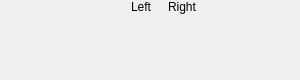
This is librecad/src/ui/components/status_bar/qg_mousewidget.ui in LibreCAD/LibreCAD as Qt 5 draws it before an edit. The edited form follows.
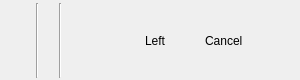
This is the edited form. Icons and pictures are not drawn.

Commit message: Status bar, grids, options, version check, fixes (#1901)

What changed in the file:
```diff
--- a/librecad/src/ui/components/status_bar/qg_mousewidget.ui
+++ b/librecad/src/ui/components/status_bar/qg_mousewidget.ui
@@ -19,72 +19,54 @@
   <property name="minimumSize">
    <size>
     <width>300</width>
-    <height>28</height>
+    <height>16</height>
    </size>
   </property>
   <property name="maximumSize">
    <size>
-    <width>500</width>
+    <width>900</width>
     <height>80</height>
    </size>
   </property>
   <property name="windowTitle">
    <string>Mouse</string>
   </property>
-  <layout class="QGridLayout" columnstretch="0,1,0,1">
+  <layout class="QHBoxLayout" name="horizontalLayout_2" stretch="0,0,1,0,1">
    <property name="leftMargin">
-    <number>2</number>
+    <number>0</number>
    </property>
    <property name="topMargin">
-    <number>0</number>
+    <number>1</number>
    </property>
    <property name="rightMargin">
-    <number>0</number>
+    <number>1</number>
    </property>
    <property name="bottomMargin">
     <number>0</number>
    </property>
-   <property name="spacing">
-    <number>5</number>
-   </property>
-   <item row="0" column="1">
-    <widget class="QLabel" name="lLeftButton">
+   <item alignment="Qt::AlignVCenter">
+    <widget class="QLabel" name="lCurrentAction">
      <property name="sizePolicy">
-      <sizepolicy hsizetype="Preferred" vsizetype="Preferred">
+      <sizepolicy hsizetype="Fixed" vsizetype="Fixed">
        <horstretch>0</horstretch>
        <verstretch>0</verstretch>
       </sizepolicy>
      </property>
      <property name="minimumSize">
       <size>
-       <width>0</width>
-       <height>27</height>
+       <width>28</width>
+       <height>28</height>
       </size>
      </property>
-     <property name="maximumSize">
-      <size>
-       <width>32767</width>
-       <height>80</height>
-      </size>
-     </property>
-     <property name="frameShape">
-      <enum>QFrame::NoFrame</enum>
-     </property>
-     <property name="frameShadow">
-      <enum>QFrame::Plain</enum>
-     </property>
      <property name="text">
-      <string>Left</string>
+      <string/>
      </property>
-     <property name="alignment">
-      <set>Qt::AlignRight|Qt::AlignTop|Qt::AlignTrailing</set>
-     </property>
-     <property name="wordWrap">
+     <property name="scaledContents">
       <bool>true</bool>
      </property>
     </widget>
    </item>
-   <item row="0" column="0">
+   <item>
     <widget class="QWidget" name="widget" native="true">
      <property name="sizePolicy">
       <sizepolicy hsizetype="Minimum" vsizetype="Preferred">
@@ -92,23 +74,30 @@
        <verstretch>0</verstretch>
       </sizepolicy>
      </property>
-     <layout class="QGridLayout" name="gridLayout1">
+     <layout class="QHBoxLayout" name="horizontalLayout" stretch="0,0,0,0">
+      <property name="spacing">
+       <number>2</number>
+      </property>
       <property name="leftMargin">
        <number>2</number>
       </property>
       <property name="topMargin">
-       <number>0</number>
+       <number>2</number>
       </property>
       <property name="rightMargin">
        <number>2</number>
       </property>
       <property name="bottomMargin">
-       <number>0</number>
-      </property>
-      <property name="spacing">
        <number>2</number>
       </property>
-      <item row="0" column="0">
+      <item>
+       <widget class="Line" name="line">
+        <property name="orientation">
+         <enum>Qt::Vertical</enum>
+        </property>
+       </widget>
+      </item>
+      <item alignment="Qt::AlignVCenter">
        <widget class="QLabel" name="lblShift">
         <property name="sizePolicy">
          <sizepolicy hsizetype="Preferred" vsizetype="Preferred">
@@ -122,6 +111,12 @@
           <height>0</height>
          </size>
         </property>
+        <property name="maximumSize">
+         <size>
+          <width>16</width>
+          <height>16</height>
+         </size>
+        </property>
         <property name="toolTip">
          <string/>
         </property>
@@ -134,8 +129,11 @@
         <property name="textFormat">
          <enum>Qt::PlainText</enum>
         </property>
+        <property name="pixmap">
+         <pixmap resource="../../../../res/icons/icons.qrc">:/icons/state-shift_yes.svg</pixmap>
+        </property>
         <property name="scaledContents">
-         <bool>false</bool>
+         <bool>true</bool>
         </property>
         <property name="alignment">
          <set>Qt::AlignCenter</set>
@@ -148,7 +146,7 @@
         </property>
        </widget>
       </item>
-      <item row="1" column="0">
+      <item alignment="Qt::AlignVCenter">
        <widget class="QLabel" name="lblCtrl">
         <property name="sizePolicy">
          <sizepolicy hsizetype="Preferred" vsizetype="Preferred">
@@ -162,12 +160,24 @@
           <height>0</height>
          </size>
         </property>
+        <property name="maximumSize">
+         <size>
+          <width>16</width>
+          <height>16</height>
+         </size>
+        </property>
         <property name="frameShape">
          <enum>QFrame::NoFrame</enum>
         </property>
         <property name="text">
          <string/>
         </property>
+        <property name="pixmap">
+         <pixmap resource="../../../../res/icons/icons.qrc">:/icons/state_ctrl_yes.svg</pixmap>
+        </property>
+        <property name="scaledContents">
+         <bool>true</bool>
+        </property>
         <property name="alignment">
          <set>Qt::AlignCenter</set>
         </property>
@@ -179,23 +189,54 @@
         </property>
        </widget>
       </item>
-      <item row="2" column="0">
-       <spacer name="verticalSpacer">
+      <item>
+       <widget class="Line" name="line_2">
         <property name="orientation">
          <enum>Qt::Vertical</enum>
         </property>
-        <property name="sizeHint" stdset="0">
-         <size>
-          <width>0</width>
-          <height>0</height>
-         </size>
-        </property>
-       </spacer>
+       </widget>
       </item>
      </layout>
     </widget>
    </item>
-   <item row="0" column="2">
+   <item>
+    <widget class="QLabel" name="lLeftButton">
+     <property name="sizePolicy">
+      <sizepolicy hsizetype="Preferred" vsizetype="Fixed">
+       <horstretch>0</horstretch>
+       <verstretch>0</verstretch>
+      </sizepolicy>
+     </property>
+     <property name="minimumSize">
+      <size>
+       <width>0</width>
+       <height>27</height>
+      </size>
+     </property>
+     <property name="maximumSize">
+      <size>
+       <width>32767</width>
+       <height>80</height>
+      </size>
+     </property>
+     <property name="frameShape">
+      <enum>QFrame::NoFrame</enum>
+     </property>
+     <property name="frameShadow">
+      <enum>QFrame::Plain</enum>
+     </property>
+     <property name="text">
+      <string>Left</string>
+     </property>
+     <property name="alignment">
+      <set>Qt::AlignRight|Qt::AlignTrailing|Qt::AlignVCenter</set>
+     </property>
+     <property name="wordWrap">
+      <bool>true</bool>
+     </property>
+    </widget>
+   </item>
+   <item alignment="Qt::AlignVCenter">
     <widget class="QLabel" name="lMousePixmap">
      <property name="enabled">
       <bool>true</bool>
@@ -206,6 +247,18 @@
        <verstretch>0</verstretch>
       </sizepolicy>
      </property>
+     <property name="minimumSize">
+      <size>
+       <width>28</width>
+       <height>28</height>
+      </size>
+     </property>
+     <property name="maximumSize">
+      <size>
+       <width>28</width>
+       <height>28</height>
+      </size>
+     </property>
      <property name="toolTip">
       <string>&lt;!DOCTYPE HTML PUBLIC &quot;-//W3C//DTD HTML 4.0//EN&quot; &quot;http://www.w3.org/TR/REC-html40/strict.dtd&quot;&gt;
 &lt;html&gt;&lt;head&gt;&lt;meta name=&quot;qrichtext&quot; content=&quot;1&quot; /&gt;&lt;style type=&quot;text/css&quot;&gt;
@@ -216,9 +269,15 @@
      <property name="text">
       <string/>
      </property>
+     <property name="pixmap">
+      <pixmap resource="../../../../res/icons/icons.qrc">:/icons/mouse.svg</pixmap>
+     </property>
+     <property name="scaledContents">
+      <bool>true</bool>
+     </property>
     </widget>
    </item>
-   <item row="0" column="3">
+   <item>
     <widget class="QLabel" name="lRightButton">
      <property name="sizePolicy">
       <sizepolicy hsizetype="Preferred" vsizetype="Fixed">
@@ -238,14 +297,17 @@
        <height>80</height>
       </size>
      </property>
+     <property name="styleSheet">
+      <string notr="true"/>
+     </property>
      <property name="text">
-      <string>Right</string>
+      <string>Cancel</string>
      </property>
      <property name="alignment">
-      <set>Qt::AlignLeading|Qt::AlignLeft|Qt::AlignTop</set>
+      <set>Qt::AlignLeading|Qt::AlignLeft|Qt::AlignVCenter</set>
      </property>
      <property name="wordWrap">
-      <bool>false</bool>
+      <bool>true</bool>
      </property>
     </widget>
    </item>
```
Left out of the diff: 5 changed lines with no effect on the pictures. The commit also changes 196 other files.
